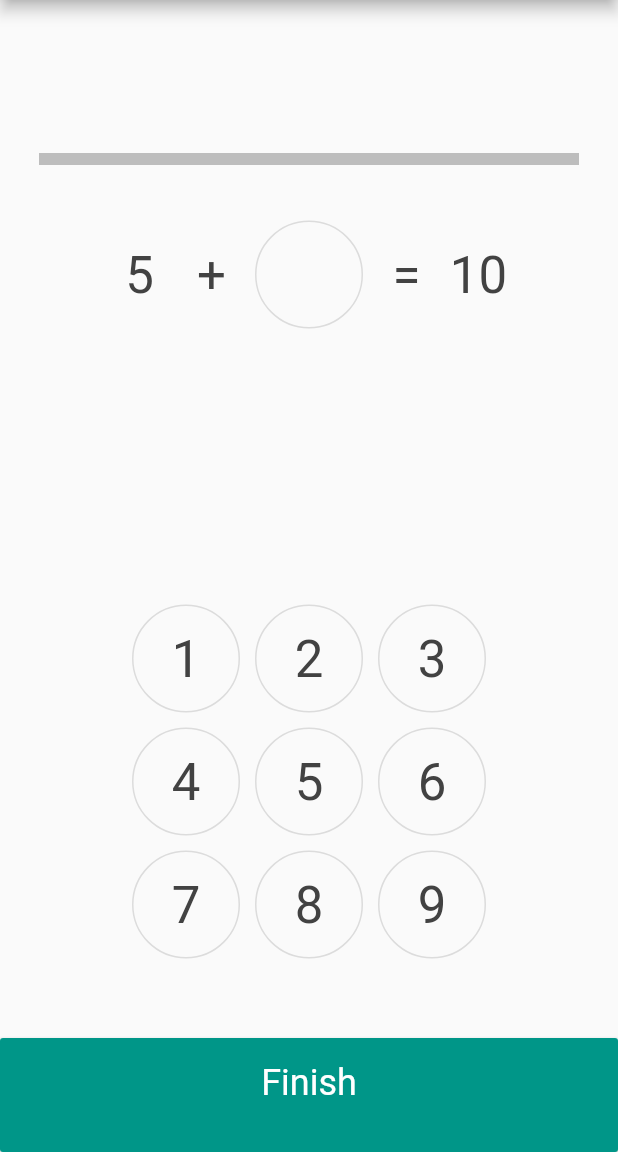
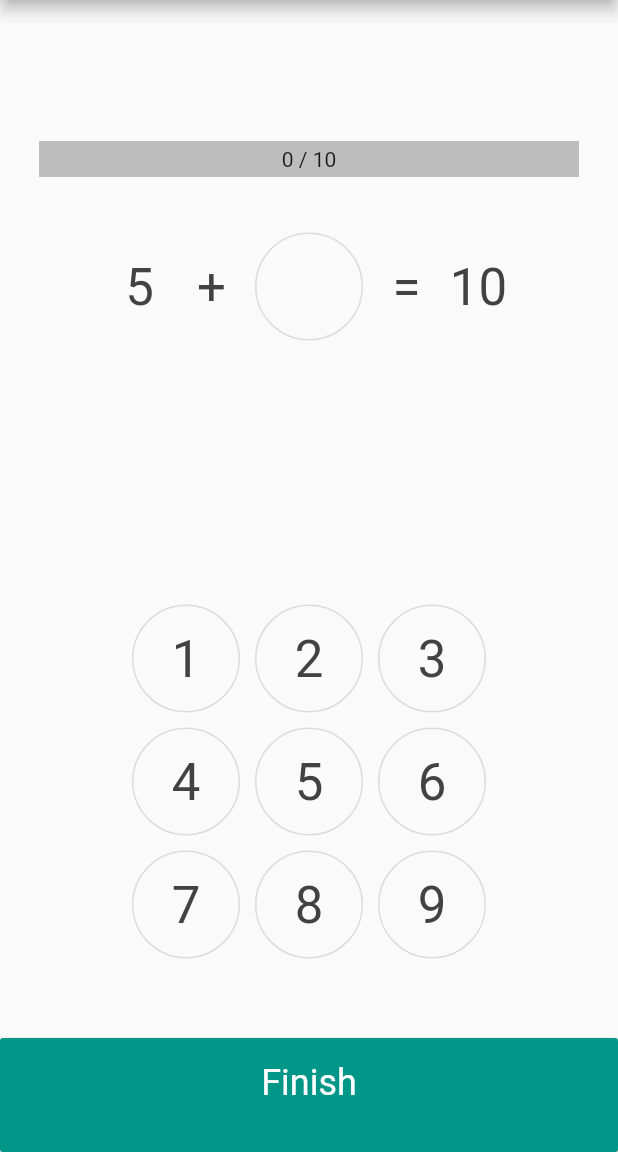
Before and after one commit to purposebakery/numberbonds, a Flutter app: the screen it shows after launch, after a tap on "Start", on a phone screen of 412 x 824 dp, the part 84-1236 px from its top. Run offline on Flutter 3.47's test engine with Material 2 defaults, Android fonts, the phone set to English and light mode, and no system bars; drawn by our look-alikes of percent_indicator; our stand-ins replace lottie, shared_preferences.

Commit message:
Wrap goal into goal state

```diff
--- /dev/null
+++ b/lib/model/GoalState.dart
@@ -0,0 +1,5 @@
+class GoalState {
+  double goalProgressPerunus = 0;
+  int goalProgress = 0;
+  int goal = 0;
+}
--- a/lib/model/NumberBond.dart
+++ b/lib/model/NumberBond.dart
@@ -5,7 +5,15 @@ class NumberBond {
   int second = -1;
   int result = -1;
 
-  NumberBond.base10() {
+  NumberBond.empty();
+
+  NumberBond.base10WithPrevious(NumberBond previous) {
+    while (first == -1 || previous.first == first) {
+      base10();
+    }
+  }
+
+  void base10() {
     result = 10;
     first = Random().nextInt(8) + 1;
     second = result - first;
--- a/lib/pages/home/HomePage.dart
+++ b/lib/pages/home/HomePage.dart
@@ -1,11 +1,13 @@
 import 'package:flutter/material.dart';
 import 'package:flutter/widgets.dart';
 import 'package:numberbonds/common/BaseState.dart';
+import 'package:numberbonds/model/GoalState.dart';
 import 'package:numberbonds/model/NumberBondStatistics.dart';
 import 'package:numberbonds/pages/numberbonds/NumberBondsPage.dart';
 import 'package:numberbonds/storage/GoalStore.dart';
 import 'package:numberbonds/storage/StatisticsStore.dart';
 import 'package:numberbonds/styleguide/buttons/SGButtonRaised.dart';
+import 'package:numberbonds/styleguide/constants/Sizes.dart';
 import 'package:numberbonds/styleguide/progress/SGGoalProgress.dart';
 import 'package:numberbonds/styleguide/progress/SGRelationshipProgress.dart';
 
@@ -56,7 +58,10 @@ class _HomePage extends BaseState<HomePage> {
 
   Widget buildStartButton() {
     return SGButtonRaised(
-        text: "Start", onPressed: () => {navigateToNumberBondsPage()});
+      text: "Start",
+      padding: EdgeInsets.only(top: Sizes.SPACE4, bottom: Sizes.SPACE4),
+      onPressed: () => {navigateToNumberBondsPage()},
+    );
   }
 
   Widget buildSumStatistics(BuildContext context) {
@@ -78,29 +83,32 @@ class _HomePage extends BaseState<HomePage> {
   }
 
   Widget buildGoalContainer(BuildContext context) {
-    return Row(children: [
+    return Column(children: [
       //buildGoal(),
-      //buildGoalSettingsButton()
+      buildGoalSettingsButton(),
+      buildGoal(),
     ]);
+    //return buildGoalSettingsButton();
   }
 
   Widget buildGoal() {
-    return FutureBuilder<double>(
-        future: GoalStore.getGoalProgressPerunus(),
-        builder: (BuildContext context, AsyncSnapshot<double> snapshot) {
-          if (snapshot.connectionState == ConnectionState.done) {
-            return SGGoalProgress(progress: snapshot.data!);
+    return FutureBuilder<GoalState>(
+        future: GoalStore.getGoalState(),
+        builder: (BuildContext context, AsyncSnapshot<GoalState> snapshot) {
+          if (snapshot.connectionState == ConnectionState.done &&
+              snapshot.data != null) {
+            var text = "Goal at ${snapshot.data!.goalProgress} / ${snapshot.data!.goal}";
+            return SGGoalProgress(progress: snapshot.data!.goalProgressPerunus, text: text);
           } else {
-            return SGGoalProgress(progress: 0);
+            return SGGoalProgress(progress: 0, text: "");
           }
         });
   }
 
   Widget buildGoalSettingsButton() {
     return IconButton(
-        icon: Icon(Icons.admin_panel_settings), onPressed: () => {
-        showGoalDialog()
-    });
+        icon: Icon(Icons.settings_rounded),
+        onPressed: () => {showGoalDialog()});
   }
 
   Future<void> showGoalDialog() async {
@@ -111,9 +119,7 @@ class _HomePage extends BaseState<HomePage> {
           title: const Text('Goal Settings'),
           content: SingleChildScrollView(
             child: ListBody(
-              children: const <Widget>[
-                Text('Set your daily goal!')
-              ],
+              children: const <Widget>[Text('Set your daily goal!')],
             ),
           ),
           actions: <Widget>[
@@ -121,6 +127,7 @@ class _HomePage extends BaseState<HomePage> {
               child: const Text('Reset'),
               onPressed: () {
                 GoalStore.resetGoalProgress();
+                reload();
                 Navigator.of(context).pop();
               },
             ),
--- a/lib/pages/numberbonds/NumberBondsPage.dart
+++ b/lib/pages/numberbonds/NumberBondsPage.dart
@@ -2,6 +2,7 @@ import 'package:flutter/material.dart';
 import 'package:flutter/widgets.dart';
 import 'package:lottie/lottie.dart';
 import 'package:numberbonds/common/BaseState.dart';
+import 'package:numberbonds/model/GoalState.dart';
 import 'package:numberbonds/model/NumberBond.dart';
 import 'package:numberbonds/model/NumberBondResult.dart';
 import 'package:numberbonds/storage/GoalStore.dart';
@@ -23,10 +24,10 @@ class _NumberBondsPageState extends BaseState<NumberBondsPage> {
 
   int? secondInput;
   late double numberPadItemWidth;
-  late NumberBond numberbond;
+  late NumberBond numberbond = NumberBond.empty();
   late bool waitingForReset;
 
-  final ValueNotifier<double> goal = ValueNotifier<double>(0);
+  final ValueNotifier<GoalState> goal = ValueNotifier<GoalState>(GoalState());
 
   _NumberBondsPageState() {
     initializeValues();
@@ -34,9 +35,9 @@ class _NumberBondsPageState extends BaseState<NumberBondsPage> {
 
   void initializeValues() {
     this.secondInput = UNDEFINED;
-    this.numberbond = NumberBond.base10(); // TODO generate one different that current
+    this.numberbond = NumberBond.base10WithPrevious(this.numberbond);
     this.waitingForReset = false;
-    GoalStore.getGoalProgressPerunus().then((value) => this.goal.value = value);
+    GoalStore.getGoalState().then((value) => this.goal.value = value);
   }
 
   void _reset() {
@@ -65,7 +66,7 @@ class _NumberBondsPageState extends BaseState<NumberBondsPage> {
 
         this.secondInput = secondInput;
         this.waitingForReset = true;
-        DartUtils.delay(DartUtils.DURATION_2SEC, () {
+        DartUtils.delay(DartUtils.DURATION_1SEC, () {
           _reset();
         });
       } else {
@@ -132,11 +133,12 @@ class _NumberBondsPageState extends BaseState<NumberBondsPage> {
   }*/
 
   Widget buildGoalProgress(BuildContext context) {
-    return ValueListenableBuilder<double>(
-        builder: (BuildContext context, double value, Widget? child) {
+    return ValueListenableBuilder<GoalState>(
+        builder: (BuildContext context, GoalState goalState, Widget? child) {
+          var text = "${goalState.goalProgress} / ${goalState.goal}";
           return Padding(
             padding: const EdgeInsets.only(left: Sizes.SPACE1, right: Sizes.SPACE1, bottom: Sizes.SPACE2, top : Sizes.SPACE2),
-            child: SGGoalProgress(progress: value),
+            child: SGGoalProgress(progress: goalState.goalProgressPerunus, text: text),
           );
         },
       valueListenable: this.goal,
@@ -146,7 +148,10 @@ class _NumberBondsPageState extends BaseState<NumberBondsPage> {
   Widget buildStopButton(BuildContext context) {
     return Padding(
       padding: const EdgeInsets.only(top: Sizes.SPACE1),
-      child: SGButtonRaised(text: "Finish", onPressed: () => {back(context)}),
+      child: SGButtonRaised(
+          text: "Finish",
+          padding: EdgeInsets.only(top: Sizes.SPACE1, bottom: Sizes.SPACE2),
+        onPressed: () => {back(context)}),
     );
   }
 
--- a/lib/storage/GoalStore.dart
+++ b/lib/storage/GoalStore.dart
@@ -1,5 +1,6 @@
 import 'dart:math';
 
+import 'package:numberbonds/model/GoalState.dart';
 import 'package:shared_preferences/shared_preferences.dart';
 
 class GoalStore {
@@ -35,9 +36,17 @@ class GoalStore {
     return prefs.getInt(KEY_GOAL_PROGRESS) ?? GOAL_PROGRESS_DEFAULT;
   }
 
-  static Future<double> getGoalProgressPerunus() async {
+  static Future<GoalState> getGoalState() async {
     var goal = await getGoal();
     var goalProgress = await getGoalProgress();
-    return max(min(goalProgress.toDouble() / goal.toDouble(), 1),0);
+    var goalProgressPerunus = max(min(goalProgress.toDouble() / goal.toDouble(), 1),0).toDouble();
+    var goalState = GoalState();
+    goalState.goal = goal;
+    goalState.goalProgress = goalProgress;
+    goalState.goalProgressPerunus = goalProgressPerunus;
+
+    return goalState;
   }
+
+
 }
--- a/lib/styleguide/buttons/SGButtonRaised.dart
+++ b/lib/styleguide/buttons/SGButtonRaised.dart
@@ -7,11 +7,13 @@ import 'package:numberbonds/styleguide/constants/Sizes.dart';
 class SGButtonRaised extends StatelessWidget {
   final String text;
   final VoidCallback onPressed;
+  final EdgeInsets padding;
 
   SGButtonRaised({
     Key? key,
     required this.text,
-    required this.onPressed
+    required this.onPressed,
+    required this.padding
   }) : super(key: key);
 
 
@@ -27,7 +29,7 @@ class SGButtonRaised extends StatelessWidget {
                 .apply(color: Colors.white)
         ),
         color: Colors.teal,
-        padding: EdgeInsets.only(top: Sizes.SPACE1, bottom: Sizes.SPACE2),
+        padding: padding,
         onPressed: onPressed);
   }
 }
--- a/lib/styleguide/progress/SGGoalProgress.dart
+++ b/lib/styleguide/progress/SGGoalProgress.dart
@@ -1,18 +1,25 @@
 import 'package:flutter/material.dart';
 import 'package:flutter/widgets.dart';
+import 'package:numberbonds/styleguide/constants/Sizes.dart';
 import 'package:percent_indicator/linear_percent_indicator.dart';
 
 class SGGoalProgress extends StatelessWidget {
   final double progress;
+  final String text;
 
-  SGGoalProgress({Key? key, required this.progress}) : super(key: key);
+  SGGoalProgress({
+    Key? key,
+    required this.progress,
+    required this.text
+  }) : super(key: key);
 
   @override
   Widget build(BuildContext context) {
     return new LinearPercentIndicator(
-      lineHeight: 8.0,
+      lineHeight: Sizes.ICON_SMALL,
       percent: progress,
       //animation: true,
+      center: Text(text),
       progressColor: Colors.teal,
       backgroundColor: Colors.grey.shade400,
     );
```
